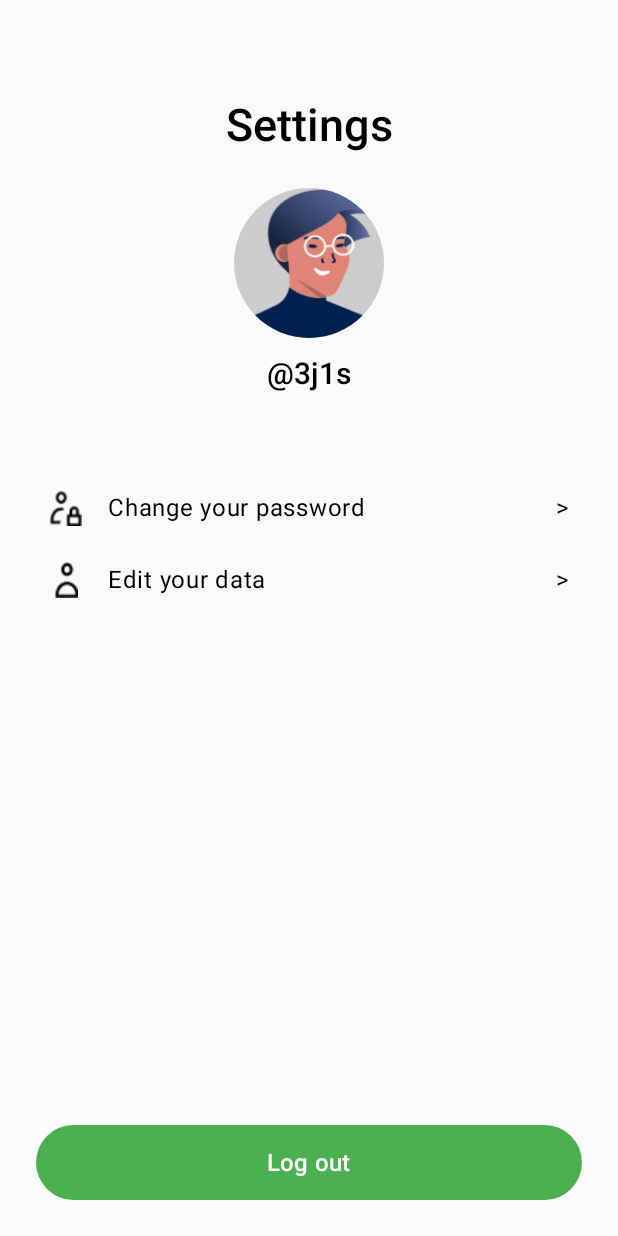
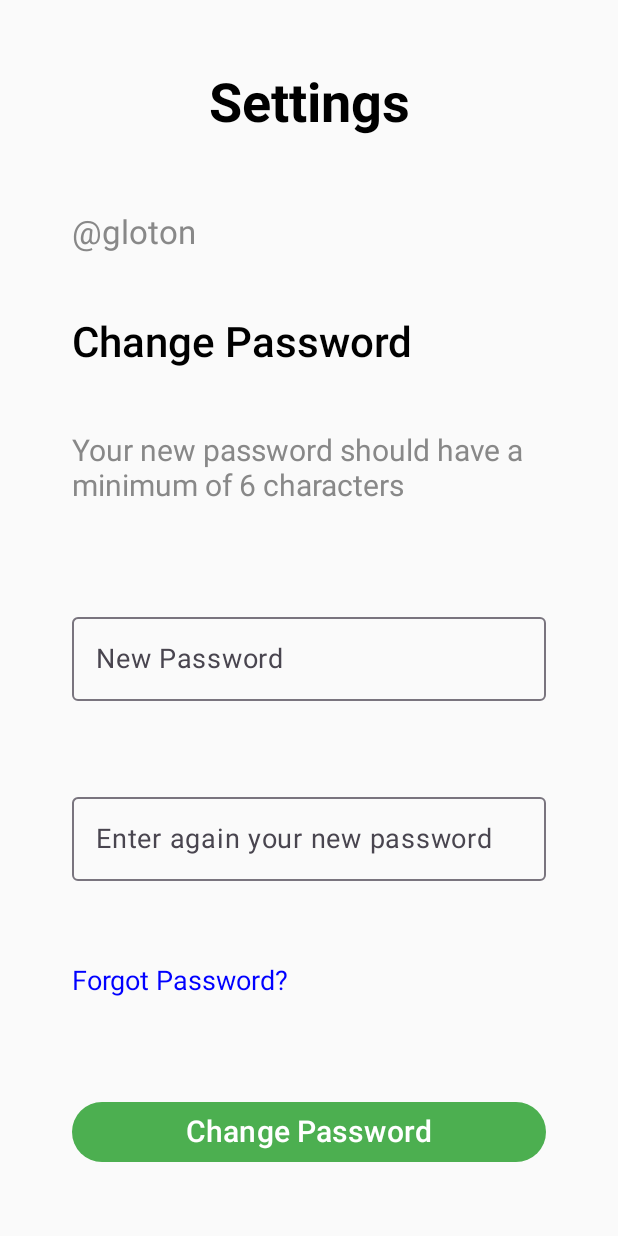
Before and after one commit to ivanperezdiaz829/Diet-App, an Android app built with Jetpack Compose: the screen it shows after launch (MainActivity), on a phone screen of 412 x 824 dp. Run offline under Robolectric (Android 15) with nearby library versions, the light colour scheme and no system bars; our stand-ins replace Firebase (no records; nobody signed in at launch, a user with empty details on screens opened directly).

Commit message:
Añadida pantalla para cambio de contraseña

```diff
--- a/app/src/main/java/com/example/diet_app/MainActivity.kt
+++ b/app/src/main/java/com/example/diet_app/MainActivity.kt
@@ -85,7 +85,8 @@ class MainActivity : ComponentActivity() {
             //DietApp(dbManager = dbManager, applicationContext = applicationContext, viewModel = viewModel)
             //HomePageFrame()
             //ToolBox()
-            SettingsScreen()
+            //SettingsScreen()
+            ChangePasswordScreen();
         }
     }
 }
--- /dev/null
+++ b/app/src/main/java/com/example/diet_app/screenActivities/ChangePasswordScreen.kt
@@ -0,0 +1,50 @@
+package com.example.diet_app.screenActivities
+
+import androidx.compose.foundation.layout.*
+import androidx.compose.runtime.*
+import androidx.compose.ui.Alignment
+import androidx.compose.ui.Modifier
+import androidx.compose.ui.unit.dp
+import com.example.ui.components.*
+
+@Composable
+fun ChangePasswordScreen(username: String = "gloton") {
+    var newPassword by remember { mutableStateOf("") }
+    var confirmPassword by remember { mutableStateOf("") }
+
+    Box(
+        modifier = Modifier
+            .fillMaxSize()
+            .padding(48.dp),
+        contentAlignment = Alignment.Center
+    ) {
+        Column(
+            modifier = Modifier.fillMaxWidth(),
+            horizontalAlignment = Alignment.Start,
+            verticalArrangement = Arrangement.spacedBy(32.dp)
+        ) {
+            Box(
+                modifier = Modifier.fillMaxWidth(),
+                contentAlignment = Alignment.Center
+            ) {
+                TitleSection()
+            }
+
+            UsernameText(username)
+            ChangePasswordTitle()
+            PasswordRequirementText()
+            PasswordField(
+                label = "New Password",
+                password = newPassword,
+                onValueChange = { newPassword = it }
+            )
+            PasswordField(
+                label = "Enter again your new password",
+                password = confirmPassword,
+                onValueChange = { confirmPassword = it }
+            )
+            ForgotPasswordLink { }
+            ChangePasswordButton { }
+        }
+    }
+}
--- /dev/null
+++ b/app/src/main/java/com/example/diet_app/screenActivities/components/ChangePasswordContent.kt
@@ -0,0 +1,91 @@
+package com.example.ui.components
+
+import androidx.compose.foundation.clickable
+import androidx.compose.foundation.layout.*
+import androidx.compose.material3.Button
+import androidx.compose.material3.ButtonDefaults
+import androidx.compose.material3.OutlinedTextField
+import androidx.compose.material3.Text
+import androidx.compose.runtime.Composable
+import androidx.compose.ui.Modifier
+import androidx.compose.ui.graphics.Color
+import androidx.compose.ui.text.font.FontWeight
+import androidx.compose.ui.unit.dp
+import androidx.compose.ui.unit.sp
+
+@Composable
+fun TitleSection() {
+    Text(
+        text = "Settings",
+        fontSize = 36.sp,
+        fontWeight = FontWeight.Bold,
+        modifier = Modifier.padding(bottom = 20.dp)
+    )
+}
+
+@Composable
+fun UsernameText(username: String) {
+    Text(
+        text = "@$username",
+        color = Color.Gray,
+        fontSize = 22.sp,
+        modifier = Modifier.padding(bottom = 12.dp)
+    )
+}
+
+@Composable
+fun ChangePasswordTitle() {
+    Text(
+        text = "Change Password",
+        fontWeight = FontWeight.SemiBold,
+        fontSize = 28.sp,
+        modifier = Modifier.padding(bottom = 12.dp)
+    )
+}
+
+@Composable
+fun PasswordRequirementText() {
+    Text(
+        text = "Your new password should have a minimum of 6 characters",
+        color = Color.Gray,
+        fontSize = 20.sp,
+        modifier = Modifier.padding(bottom = 24.dp)
+    )
+}
+
+@Composable
+fun PasswordField(label: String, password: String, onValueChange: (String) -> Unit) {
+    OutlinedTextField(
+        value = password,
+        onValueChange = onValueChange,
+        label = { Text(label, fontSize = 18.sp) },
+        modifier = Modifier
+            .fillMaxWidth()
+            .padding(vertical = 12.dp)
+    )
+}
+
+@Composable
+fun ForgotPasswordLink(onClick: () -> Unit) {
+    Text(
+        text = "Forgot Password?",
+        color = Color.Blue,
+        fontSize = 18.sp,
+        modifier = Modifier
+            .padding(vertical = 12.dp)
+            .clickable(onClick = onClick)
+    )
+}
+
+@Composable
+fun ChangePasswordButton(onClick: () -> Unit) {
+    Button(
+        onClick = onClick,
+        modifier = Modifier
+            .fillMaxWidth()
+            .padding(top = 24.dp),
+        colors = ButtonDefaults.buttonColors(Color(0xFF4CAF50))
+    ) {
+        Text("Change Password", color = Color.White, fontSize = 20.sp)
+    }
+}
```
